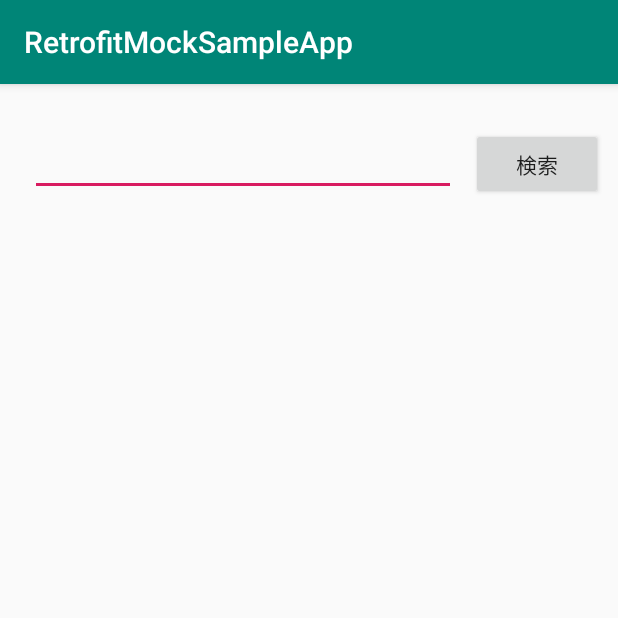
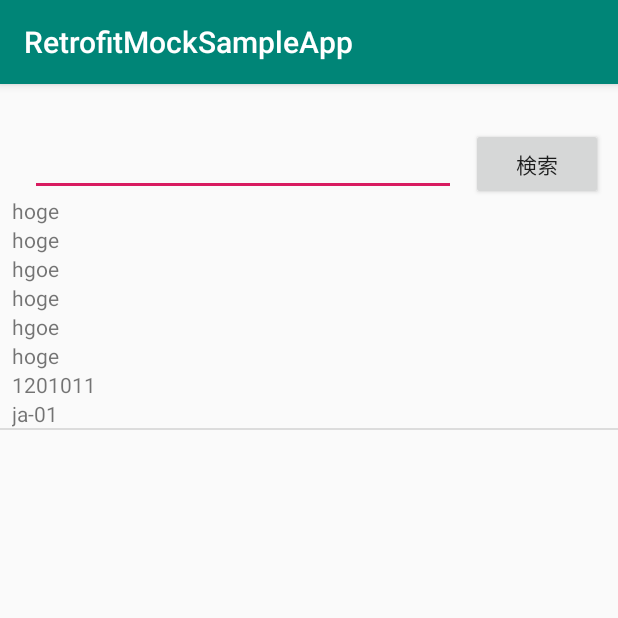
Before and after one commit to youmitsu/RetrofitMockSampleApp, an Android app: the screen it shows after launch (MainActivity), after a tap on "検索", on a phone screen of 412 x 824 dp, the top half of it. Run offline under Robolectric (Android 15) with nearby library versions, the phone set to English and light mode, and no system bars; our stand-ins replace data binding.

Commit message:
クリック時仮の値を表示

```diff
--- a/app/build.gradle
+++ b/app/build.gradle
@@ -30,7 +30,7 @@ dependencies {
     implementation "org.jetbrains.kotlin:kotlin-stdlib-jdk7:$kotlin_version"
     implementation 'androidx.appcompat:appcompat:1.0.2'
     implementation 'androidx.core:core-ktx:1.0.2'
-    implementation 'androidx.constraintlayout:constraintlayout:1.1.3'
+    implementation 'androidx.constraintlayout:constraintlayout:2.0.0-beta2'
     implementation 'androidx.recyclerview:recyclerview:1.0.0'
     implementation 'androidx.annotation:annotation:1.1.0'
     testImplementation 'junit:junit:4.12'
--- a/app/src/main/java/jp/co/youmitsu/retrofitmocksampleapp/MainActivity.kt
+++ b/app/src/main/java/jp/co/youmitsu/retrofitmocksampleapp/MainActivity.kt
@@ -1,60 +1,92 @@
 package jp.co.youmitsu.retrofitmocksampleapp
 
+import android.content.Context
 import android.os.Bundle
+import android.view.LayoutInflater
 import android.view.View
 import android.view.ViewGroup
+import android.widget.TextView
 import androidx.appcompat.app.AppCompatActivity
 import androidx.databinding.DataBindingUtil
+import androidx.recyclerview.widget.DividerItemDecoration
+import androidx.recyclerview.widget.LinearLayoutManager
 import androidx.recyclerview.widget.RecyclerView
 import jp.co.youmitsu.retrofitmocksampleapp.databinding.ActivityMainBinding
 
 class MainActivity : AppCompatActivity() {
 
     lateinit var binding: ActivityMainBinding
-    lateinit var adapter: RecyclerViewAdapter
 
     lateinit var repository: Repository
-
-    val listData: MutableList<ZipData> = mutableListOf()
 
     override fun onCreate(savedInstanceState: Bundle?) {
         super.onCreate(savedInstanceState)
         repository = Repository()
-        adapter = RecyclerViewAdapter(listData)
         binding = DataBindingUtil.setContentView(this, R.layout.activity_main)
-        binding.list.adapter = adapter
+        binding.list.apply {
+            layoutManager = LinearLayoutManager(this@MainActivity)
+            adapter = RecyclerViewAdapter(this@MainActivity)
+            addItemDecoration(
+                DividerItemDecoration(
+                    this@MainActivity,
+                    LinearLayoutManager(this@MainActivity).orientation
+                )
+            )
+        }
+        binding.handler = this
     }
 
     fun onClickSearch() {
         val inputZipCode = binding.editText.text.toString()
         repository.searchZipCode(inputZipCode, { data ->
-            listData.clear()
-            data.forEach {
-                listData.add(it)
+            (binding.list.adapter as? RecyclerViewAdapter)?.let {
+                it.updateData(data)
+                it.notifyDataSetChanged()
             }
-            adapter.notifyDataSetChanged()
         }, { message ->
         })
     }
 }
 
 class RecyclerViewAdapter(
-    val data: List<ZipData>
+    private val context: Context
 ) : RecyclerView.Adapter<RecyclerViewAdapter.ViewHolder>() {
 
-    override fun onCreateViewHolder(parent: ViewGroup, viewType: Int): ViewHolder {
-        TODO("not implemented") //To change body of created functions use File | Settings | File Templates.
+    private var data: List<ZipData> = mutableListOf()
+
+    fun updateData(newData: List<ZipData>) {
+        data = newData
     }
 
-    override fun getItemCount(): Int {
-        TODO("not implemented") //To change body of created functions use File | Settings | File Templates.
+    override fun onCreateViewHolder(parent: ViewGroup, viewType: Int): ViewHolder {
+        val inflater = LayoutInflater.from(context)
+        val view = inflater.inflate(R.layout.recycler_item, parent, false)
+        return ViewHolder(view)
     }
 
+    override fun getItemCount(): Int = data.size
+
     override fun onBindViewHolder(holder: ViewHolder, position: Int) {
-        TODO("not implemented") //To change body of created functions use File | Settings | File Templates.
+        data[position].apply {
+            holder.address1.text = address1
+            holder.address2.text = address2
+            holder.address3.text = address3
+            holder.kana1.text = kana1
+            holder.kana2.text = kana2
+            holder.kana3.text = kana3
+            holder.zipcode.text = zipCode
+            holder.prefcode.text = prefCode
+        }
     }
 
-    class ViewHolder(view: View) : RecyclerView.ViewHolder(view) {
-
+    inner class ViewHolder(view: View) : RecyclerView.ViewHolder(view) {
+        val address1: TextView = view.findViewById(R.id.address1)
+        val address2: TextView = view.findViewById(R.id.address2)
+        val address3: TextView = view.findViewById(R.id.address3)
+        val kana1: TextView = view.findViewById(R.id.kana1)
+        val kana2: TextView = view.findViewById(R.id.kana2)
+        val kana3: TextView = view.findViewById(R.id.kana3)
+        val zipcode: TextView = view.findViewById(R.id.zipcode)
+        val prefcode: TextView = view.findViewById(R.id.prefcode)
     }
 }
--- a/app/src/main/java/jp/co/youmitsu/retrofitmocksampleapp/Repository.kt
+++ b/app/src/main/java/jp/co/youmitsu/retrofitmocksampleapp/Repository.kt
@@ -5,7 +5,14 @@ class Repository {
     fun searchZipCode(entry: String?, onSuccess: (result: List<ZipData>) -> Unit, onFailed: (message: String) -> Unit) {
         val result = listOf(
             ZipData(
-                "", "", "", "", "", "", "", ""
+                "hoge",
+                "hoge",
+                "hgoe",
+                "hoge",
+                "hgoe",
+                "hoge",
+                "1201011",
+                "ja-01"
             )
         )
         onSuccess(result)
--- /dev/null
+++ b/app/src/main/res/layout/recycler_item.xml
@@ -0,0 +1,77 @@
+<?xml version="1.0" encoding="utf-8"?>
+<LinearLayout
+        xmlns:android="http://schemas.android.com/apk/res/android"
+        xmlns:tools="http://schemas.android.com/tools"
+        android:layout_width="match_parent"
+        android:layout_height="wrap_content"
+        android:orientation="vertical">
+
+    <!--<androidx.constraintlayout.helper.widget.Flow-->
+    <!--android:id="@+id/flow"-->
+    <!--android:layout_width="0dp"-->
+    <!--android:layout_height="wrap_content"-->
+    <!--android:orientation="vertical"-->
+    <!--app:constraint_referenced_ids="address1,address2,address3,kana1,kana2,kana3,zipcode,prefcode"-->
+    <!--app:flow_wrapMode="chain"-->
+    <!--app:layout_constraintBottom_toBottomOf="parent"-->
+    <!--app:layout_constraintEnd_toEndOf="parent"-->
+    <!--app:layout_constraintStart_toStartOf="parent"-->
+    <!--app:layout_constraintTop_toTopOf="parent"/>-->
+
+    <TextView
+            android:id="@+id/address1"
+            android:layout_height="wrap_content"
+            android:layout_width="wrap_content"
+            android:layout_marginStart="8dp"
+            tools:text="address1"/>
+
+    <TextView
+            android:id="@+id/address2"
+            android:layout_height="wrap_content"
+            android:layout_width="wrap_content"
+            android:layout_marginStart="8dp"
+            tools:text="address1"/>
+
+    <TextView
+            android:id="@+id/address3"
+            android:layout_height="wrap_content"
+            android:layout_width="wrap_content"
+            android:layout_marginStart="8dp"
+            tools:text="address1"/>
+
+    <TextView
+            android:id="@+id/kana1"
+            android:layout_height="wrap_content"
+            android:layout_width="wrap_content"
+            android:layout_marginStart="8dp"
+            tools:text="address1"/>
+
+    <TextView
+            android:id="@+id/kana2"
+            android:layout_height="wrap_content"
+            android:layout_width="wrap_content"
+            android:layout_marginStart="8dp"
+            tools:text="address1"/>
+
+    <TextView
+            android:id="@+id/kana3"
+            android:layout_height="wrap_content"
+            android:layout_width="wrap_content"
+            android:layout_marginStart="8dp"
+            tools:text="address1"/>
+
+    <TextView
+            android:id="@+id/zipcode"
+            android:layout_height="wrap_content"
+            android:layout_width="wrap_content"
+            android:layout_marginStart="8dp"
+            tools:text="address1"/>
+
+    <TextView
+            android:id="@+id/prefcode"
+            android:layout_height="wrap_content"
+            android:layout_width="wrap_content"
+            android:layout_marginStart="8dp"
+            tools:text="address1"/>
+
+</LinearLayout>
```
